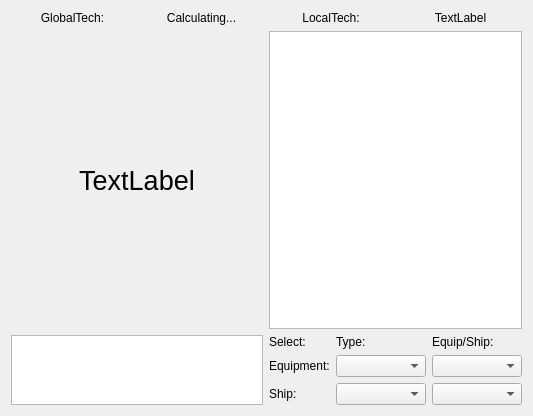
Qt form CyberFleet/ClientGUI/ui/techview.ui (ibicdlcod/GuoMuoRuoProject) before a commit.
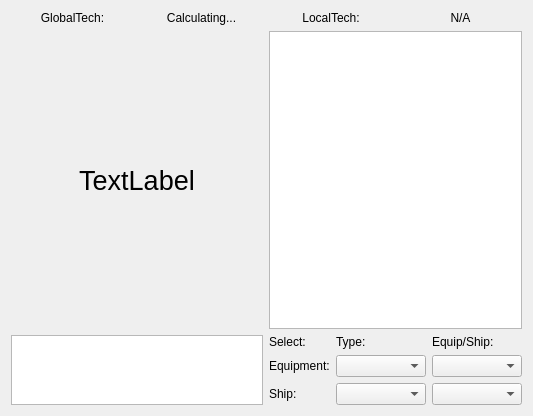
The same form after that commit.

Patch:
```diff
--- a/CyberFleet/ClientGUI/ui/techview.ui
+++ b/CyberFleet/ClientGUI/ui/techview.ui
@@ -96,7 +96,7 @@
        <item>
         <widget class="QLabel" name="label_4">
          <property name="text">
-          <string>TextLabel</string>
+          <string>N/A</string>
          </property>
          <property name="alignment">
           <set>Qt::AlignCenter</set>
```
Left out of the diff: 6 changed lines with no effect on the pictures.
